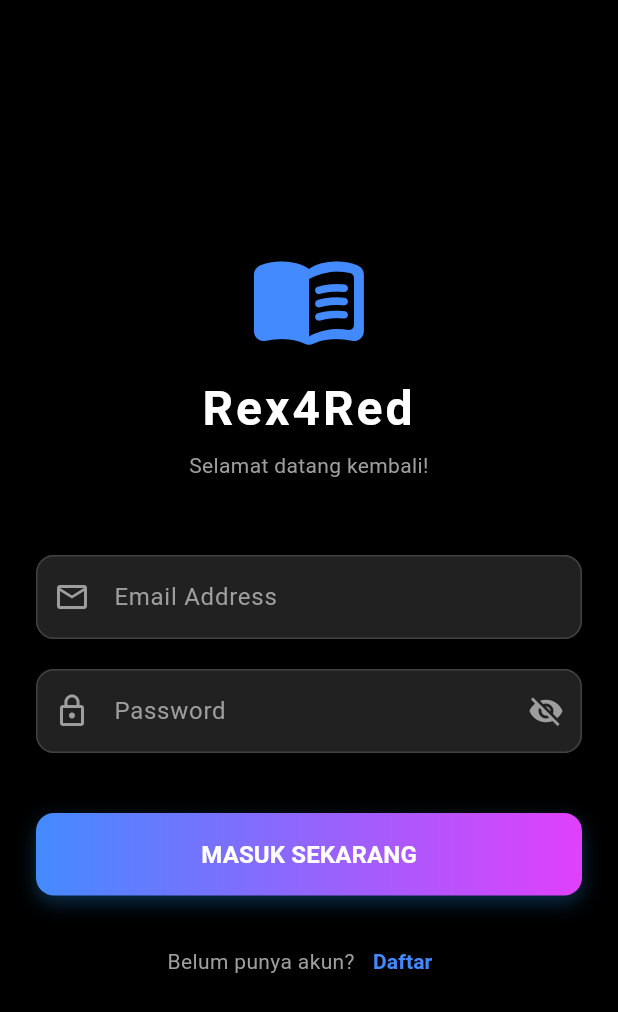
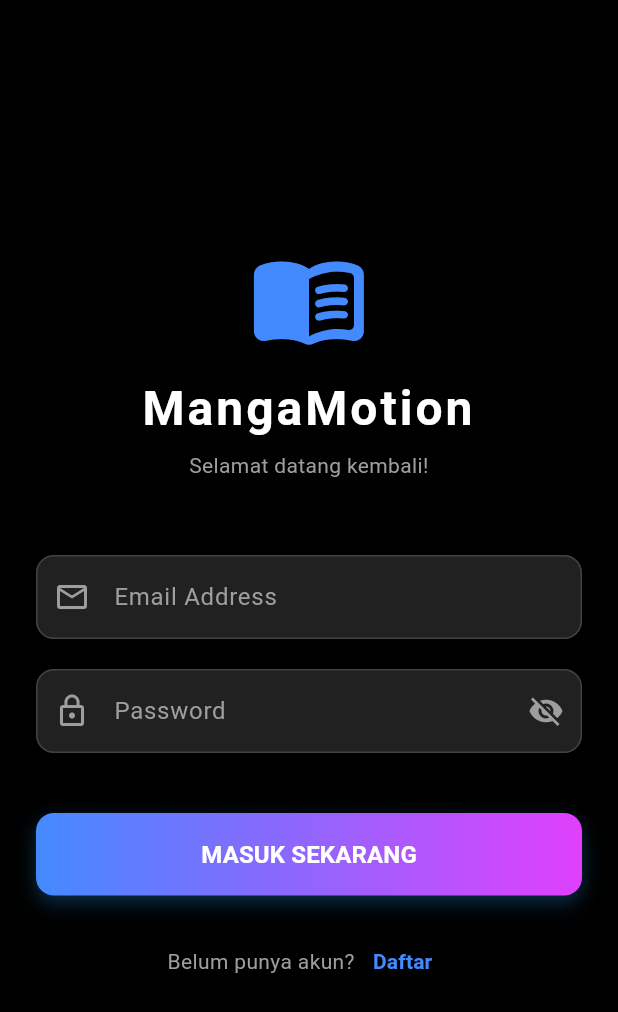
Before and after one commit to Rex4Red/TPM-TA-Mobile, a Flutter app: the screen it shows after launch, on a phone screen of 412 x 824 dp. Shown: the top 1012 px of the screen. Run offline on Flutter 3.47's test engine with Material 3 defaults, Android fonts, the light colour scheme and no system bars; our stand-ins replace cached_network_image, carousel_slider, dio, flutter_local_notifications, flutter_map, geolocator and 9 more; accounts and stored records are empty.

Commit message:
fixing debug kecil

```diff
--- a/lib/screens/profile_screen.dart
+++ b/lib/screens/profile_screen.dart
@@ -439,7 +439,7 @@ class _ProfileScreenState extends State<ProfileScreen> {
               ),
               const SizedBox(height: 8),
               const Text(
-                "Member Rex4Red",
+                "Member MangaMotion",
                 style: TextStyle(color: Colors.grey),
               ),
 
@@ -478,6 +478,12 @@ class _ProfileScreenState extends State<ProfileScreen> {
                     Icons.fingerprint,
                     color: _isBiometricEnabled ? Colors.greenAccent : Colors.grey,
                   ),
+                  title: const Text("Kunci Biometrik", style: TextStyle(color: Colors.white)),
+                  subtitle: Text(
+                    _isBiometricEnabled
+                        ? "Sidik jari aktif saat membuka app"
+                        : "Gunakan sidik jari untuk membuka aplikasi",
+                    style: const TextStyle(color: Colors.grey, fontSize: 12),
                   ),
                   value: _isBiometricEnabled,
                   activeThumbColor: Colors.greenAccent,
@@ -558,7 +564,7 @@ class _ProfileScreenState extends State<ProfileScreen> {
               const Icon(Icons.menu_book_rounded, size: 80, color: Colors.blueAccent),
               const SizedBox(height: 10),
               const Text(
-                "Rex4Red",
+                "MangaMotion",
                 textAlign: TextAlign.center,
                 style: TextStyle(color: Colors.white, fontSize: 32, fontWeight: FontWeight.bold, letterSpacing: 2),
               ),
@@ -622,7 +628,6 @@ class _ProfileScreenState extends State<ProfileScreen> {
               Row(
                 mainAxisAlignment: MainAxisAlignment.center,
                 children: [
-
                   Text(
                     _isLoginMode ? "Belum punya akun?" : "Sudah punya akun?",
                     style: const TextStyle(color: Colors.grey),
```
Also changed, not shown: pubspec.lock, 5 other files.
